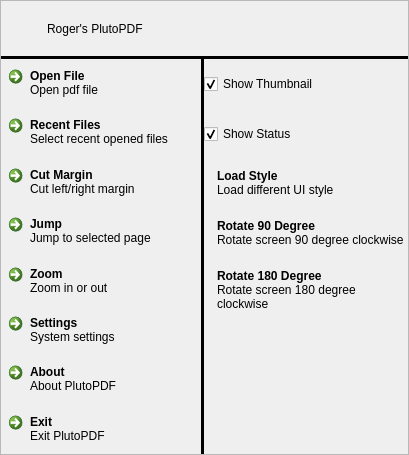
Before: the Qt Designer form src/pdf/PDFMenu.ui in jemyzhang/pluto-hades, drawn with Qt 5.
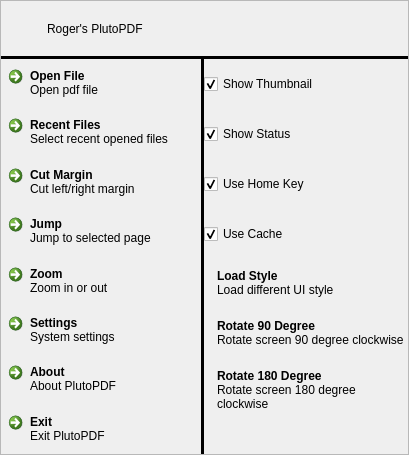
After: the same form once the commit is applied. The open tabs and pages were chosen to show the change. Icons and pictures are not drawn. Custom widgets are drawn as their Qt base class.

```diff
--- a/src/pdf/PDFMenu.ui
+++ b/src/pdf/PDFMenu.ui
@@ -1314,6 +1314,38 @@
               </property>
              </widget>
             </item>
+            <item>
+             <widget class="QCheckBox" name="m2UseHomeKey">
+              <property name="minimumSize">
+               <size>
+                <width>0</width>
+                <height>50</height>
+               </size>
+              </property>
+              <property name="text">
+               <string>Use Home Key</string>
+              </property>
+              <property name="checked">
+               <bool>true</bool>
+              </property>
+             </widget>
+            </item>
+            <item>
+             <widget class="QCheckBox" name="m2UseCache">
+              <property name="minimumSize">
+               <size>
+                <width>0</width>
+                <height>50</height>
+               </size>
+              </property>
+              <property name="text">
+               <string>Use Cache</string>
+              </property>
+              <property name="checked">
+               <bool>true</bool>
+              </property>
+             </widget>
+            </item>
             <item>
              <widget class="QCommandLinkButton" name="m2Style">
               <property name="minimumSize">
```
